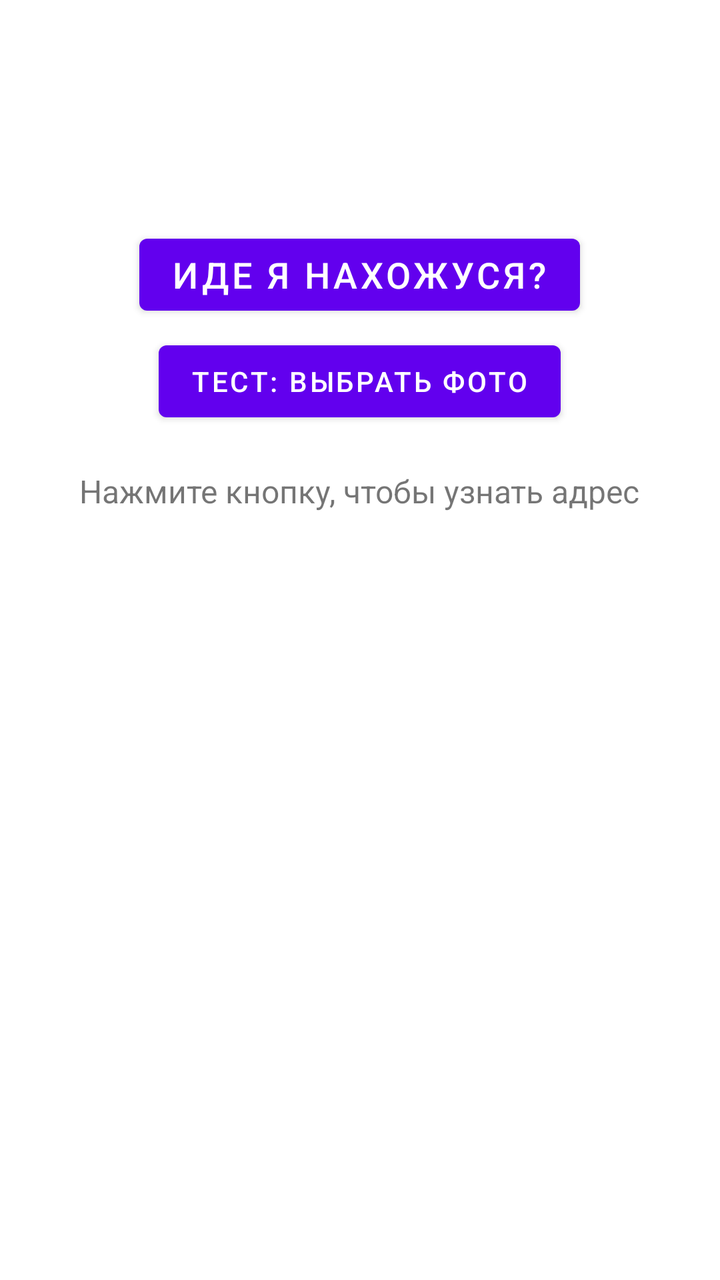
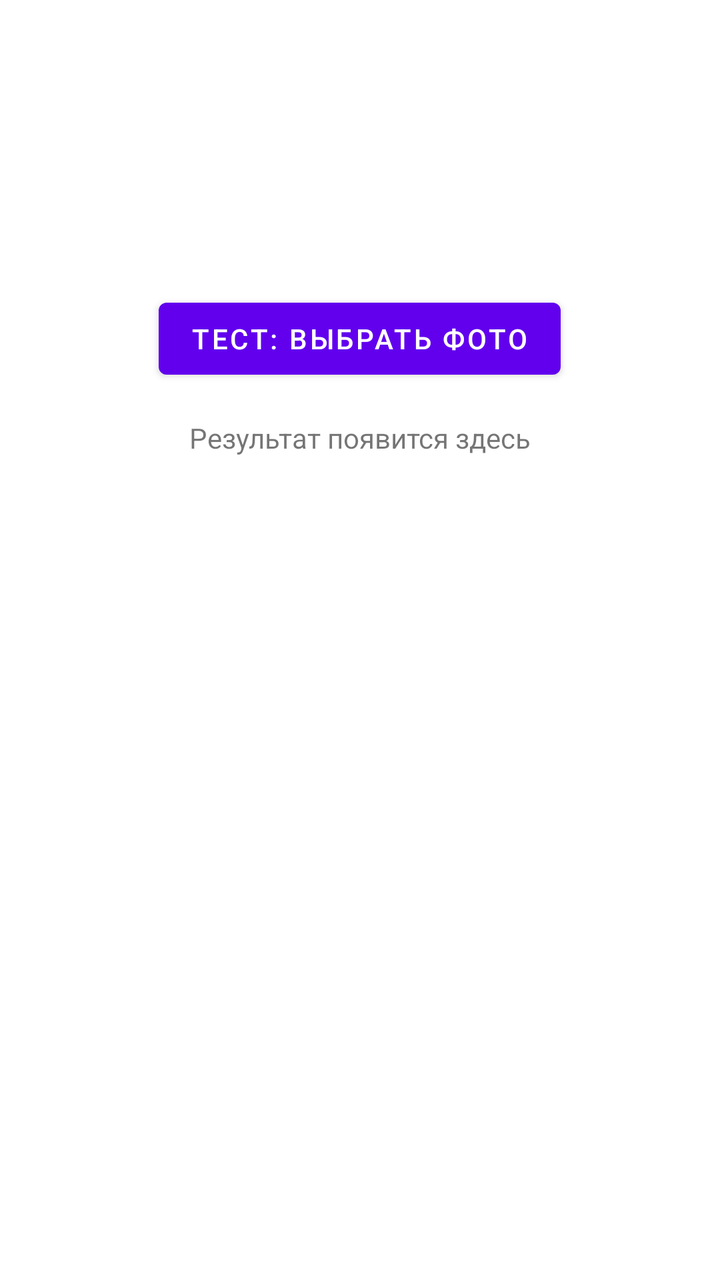

Before-and-after screenshots of an Android layout around one commit, followed by the original layout XML and the change that was made.
<!-- AndroidManifest.xml: fallback theme Theme.MaterialComponents.DayNight.NoActionBar -->
<!-- res/layout/activity_main.xml -->
<?xml version="1.0" encoding="utf-8"?>

<LinearLayout xmlns:android="http://schemas.android.com/apk/res/android"
    android:layout_width="match_parent"
    android:layout_height="match_parent"
    android:gravity="center"
    android:orientation="vertical"
    android:padding="24dp">

    <Button
        android:id="@+id/btnGetLocation"
        android:layout_width="wrap_content"
        android:layout_height="wrap_content"
        android:text="Иде я нахожуся?"
        android:textSize="18sp" />
    
    <Button
    android:id="@+id/btnTestPhoto"
    android:layout_width="wrap_content"
    android:layout_height="wrap_content"
    android:text="Тест: выбрать фото"
    android:layout_marginTop="16px" />

    <TextView
        android:id="@+id/tvLocationResult"
        android:layout_width="wrap_content"
        android:layout_height="wrap_content"
        android:layout_marginTop="20dp"
        android:gravity="center"
        android:text="Нажмите кнопку, чтобы узнать адрес"
        android:textSize="16sp" />

    <ImageView
        android:id="@+id/ivLocationImage"
        android:layout_width="match_parent"
        android:layout_height="250dp"
        android:layout_marginTop="20dp"
        android:scaleType="centerCrop"
        android:contentDescription="Фото места" />

</LinearLayout>
<!-- resources referenced by this layout -->
<resources>

</resources>

<!-- the commit's change to res/layout/activity_main.xml (unified diff, before → after) -->
@@ -3,39 +3,29 @@
 <LinearLayout xmlns:android="http://schemas.android.com/apk/res/android"
     android:layout_width="match_parent"
     android:layout_height="match_parent"
+    android:orientation="vertical"
     android:gravity="center"
-    android:orientation="vertical"
-    android:padding="24dp">
+    android:padding="16dp">
 
     <Button
-        android:id="@+id/btnGetLocation"
+        android:id="@+id/btnTestPhoto"
         android:layout_width="wrap_content"
         android:layout_height="wrap_content"
-        android:text="Иде я нахожуся?"
-        android:textSize="18sp" />
-    
-    <Button
-    android:id="@+id/btnTestPhoto"
-    android:layout_width="wrap_content"
-    android:layout_height="wrap_content"
-    android:text="Тест: выбрать фото"
-    android:layout_marginTop="16px" />
+        android:text="ТЕСТ: ВЫБРАТЬ ФОТО"
+        android:layout_marginBottom="16dp"/>
 
     <TextView
         android:id="@+id/tvLocationResult"
-        android:layout_width="wrap_content"
+        android:layout_width="match_parent"
         android:layout_height="wrap_content"
-        android:layout_marginTop="20dp"
+        android:text="Результат появится здесь"
         android:gravity="center"
-        android:text="Нажмите кнопку, чтобы узнать адрес"
-        android:textSize="16sp" />
+        android:layout_marginBottom="16dp"/>
 
     <ImageView
         android:id="@+id/ivLocationImage"
-        android:layout_width="match_parent"
+        android:layout_width="250dp"
         android:layout_height="250dp"
-        android:layout_marginTop="20dp"
-        android:scaleType="centerCrop"
-        android:contentDescription="Фото места" />
+        android:scaleType="centerCrop"/>
 
 </LinearLayout>
